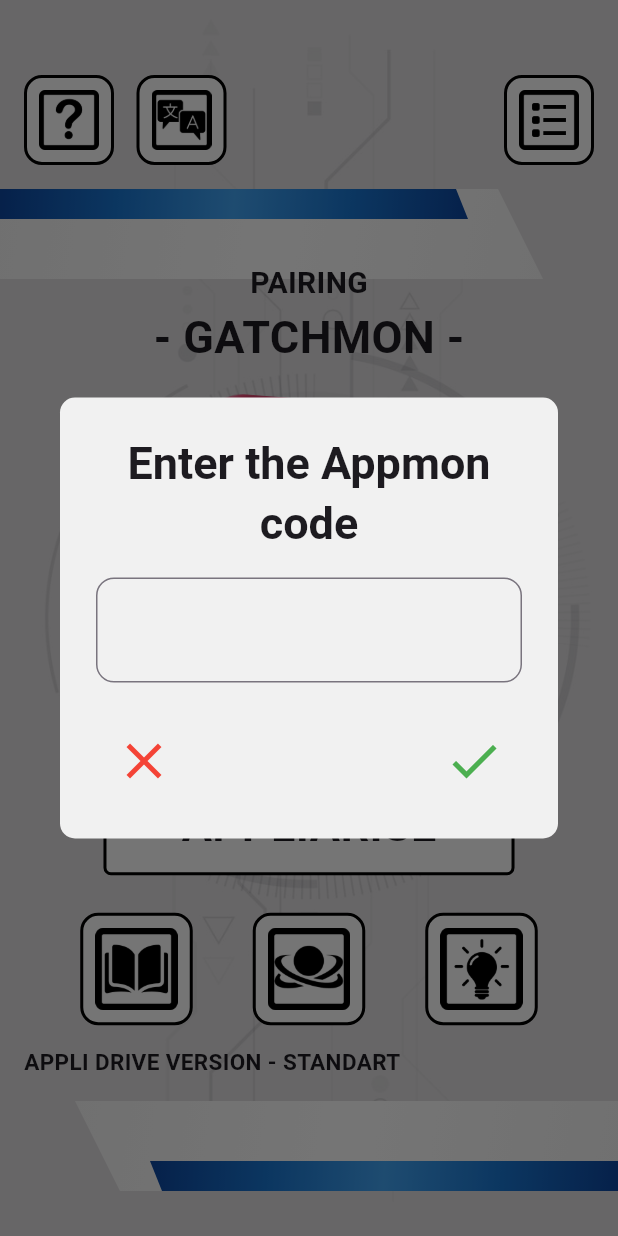
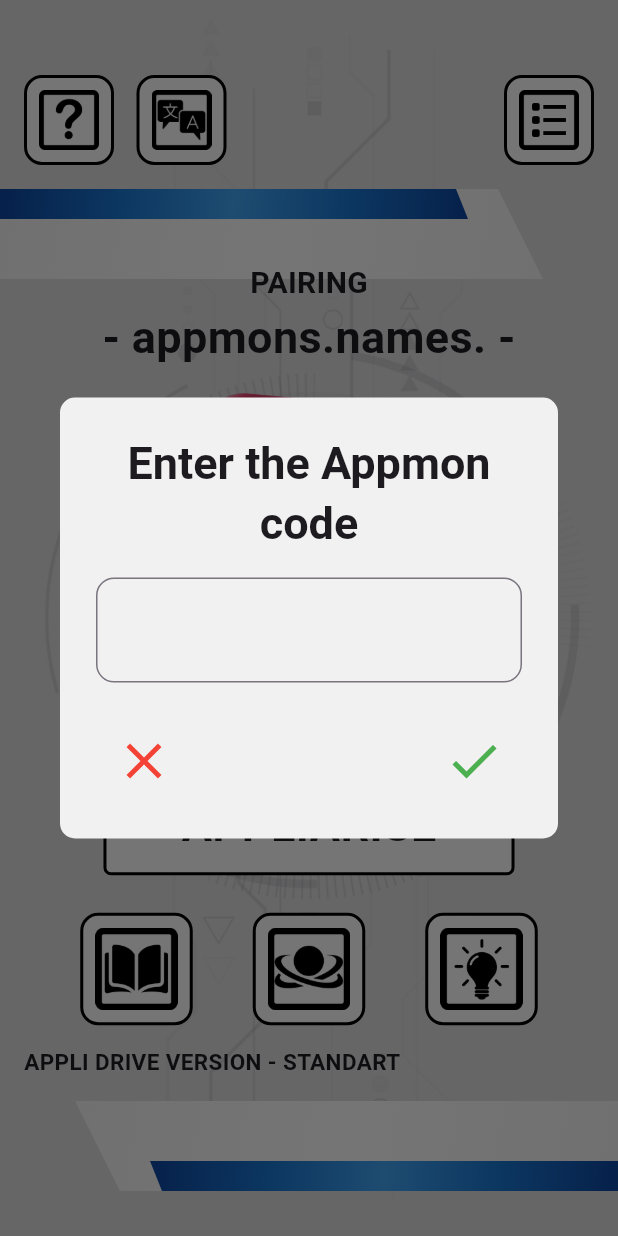
Before and after one commit to Victy0/appli_drive_mobile, a Flutter app: the HomePage screen opened directly with empty values, after a tap on "APPLIARISE", on a phone screen of 412 x 824 dp. Run offline on Flutter 3.47's test engine with Material 3 defaults, Android fonts, the phone set to English and light mode, and no system bars; our stand-ins replace audioplayers, sensors_plus, shared_preferences, sqflite, wakelock_plus; missing offline and left inert: screen_state; accounts and stored records are empty.

Commit message:
feat: creating a trail of paired apps and confirming appliarise for trail

```diff
--- a/assets/langs/en.json
+++ b/assets/langs/en.json
@@ -153,6 +153,7 @@
         },
         "homePage": {
             "appliDriveVersion": "APPLI DRIVE VERSION",
+            "confirmAppliarise": "Appliarise to ",
             "informationDialog": {
                 "context": "Appli Drive Mobile is an application inspired by the animated series Digimon Universe Appli Monsters, which aims to portray and expand the Appli Drive functionalities used by humans during the series. \n\nCreated by Victor Marques as a way of studying the Flutter framework."
             },
--- a/assets/langs/ja.json
+++ b/assets/langs/ja.json
@@ -153,6 +153,7 @@
         },
         "homePage": {
             "appliDriveVersion": "APPLI DRIVE バージョン",
+            "confirmAppliarise": "に変更 ",
             "informationDialog": {
                 "context": "アプリドライブモバイルは、アニメシリーズ「デジモンユニバース アプリモンスターズ」にインスパイアされたアプリケーションで、シリーズ中に人間が使用したアプリドライブの機能を描写し、拡張することを目的としている。\n\nFlutterフレームワークを研究するためにVictor Marquesによって作られた。"
             },
--- a/assets/langs/pt.json
+++ b/assets/langs/pt.json
@@ -154,6 +154,7 @@
         },
         "homePage": {
             "appliDriveVersion": "VERSÃO APPLI DRIVE",
+            "confirmAppliarise": "Realizar appliarise de ",
             "informationDialog": {
                 "context": "O Appli Drive Mobile é um aplicativo inspirado na série animada Digimon Universe Appli Monsters, que tem o intuito de retratar e expandir as funcionalidades do Appli Drive utilizados pelos humanos durante a série.\n\nCriado por Victor Marques como forma de estudo do framework Flutter."
             },
--- a/lib/interfaces/pages/home_page/components/pairing_menu.dart
+++ b/lib/interfaces/pages/home_page/components/pairing_menu.dart
@@ -1,16 +1,30 @@
+import 'package:appli_drive_mobile/interfaces/pages/appliarise_page/appliarise_page.dart';
 import 'package:appli_drive_mobile/localizations/app_localization.dart';
+import 'package:appli_drive_mobile/models/appmon.dart';
+import 'package:appli_drive_mobile/services/database_helper_service.dart';
 import 'package:flutter/material.dart';
 
 class PairingMenu extends StatefulWidget {
-  const PairingMenu({super.key});
+  final Function(Locale) onLanguageChange;
+  final String appmonPairingName;
+  final List<Map<String, String>> appmonEvolutionInfo;
+  const PairingMenu({
+    super.key,
+    required this.onLanguageChange,
+    required this.appmonPairingName,
+    required this.appmonEvolutionInfo
+  });
 
   @override
   PairingMenuState createState() => PairingMenuState();
 }
 
 class PairingMenuState extends State<PairingMenu> with SingleTickerProviderStateMixin {
+  final DatabaseHelper _databaseHelper = DatabaseHelper();
   late AnimationController _controllerRotation;
   late Animation<double> _rotationAnimation;
+
+  int _currentIndex = 0;
 
   @override
   void initState() {
@@ -25,6 +39,7 @@ class PairingMenuState extends State<PairingMenu> with SingleTickerProviderState
         _controllerRotation.reverse();
       } else if (status == AnimationStatus.dismissed) {
         Future.delayed(const Duration(seconds: 1), () {
+          if (!mounted) return;
           _controllerRotation.forward();
         });
       }
@@ -41,6 +56,95 @@ class PairingMenuState extends State<PairingMenu> with SingleTickerProviderState
     _controllerRotation.forward();
   }
 
+  void _showConfirmationDialog(Appmon appmon) {
+    showDialog<String>(
+      barrierDismissible: false,
+      context: context,
+      builder: (_) => AlertDialog(
+        backgroundColor: const Color.fromARGB(255, 241, 241, 241),
+        shape: RoundedRectangleBorder(
+          borderRadius: BorderRadius.circular(10.0),
+        ),
+        title: const Center(
+          child: Text(
+            'APPLIARISE',
+            textAlign: TextAlign.center,
+            style: TextStyle(
+              fontWeight: FontWeight.bold,
+              fontSize: 30,
+            ),
+          ),
+        ),
+        content: SizedBox(
+          width: 300,
+          child: SingleChildScrollView(
+            child: Column(
+              mainAxisSize: MainAxisSize.min,
+              children: [
+                Text(
+                  "${AppLocalization.of(context).translate("pages.homePage.confirmAppliarise")}${AppLocalization.of(context).translate("appmons.names.${appmon.name}")}",
+                  textAlign: TextAlign.center,
+                  style: const TextStyle(
+                    fontWeight: FontWeight.bold,
+                    fontSize: 30,
+                  ),
+                ),
+              ],
+            ),
+          ),
+        ),
+        actions: <Widget>[
+          Row(
+            mainAxisAlignment: MainAxisAlignment.spaceBetween,
+            children: [
+              TextButton(
+                onPressed: () {
+                  Navigator.of(context).pop();
+                },
+                child: const Icon(
+                  Icons.close,
+                  size: 40.0,
+                  color: Colors.red,
+                ),
+              ),
+              TextButton(
+                onPressed: () async {
+                  Navigator.of(context).pushReplacement(MaterialPageRoute(
+                    builder: (context) => AppliarisePage(
+                      onLanguageChange: widget.onLanguageChange,
+                      appmon: appmon,
+                    ),
+                  ));
+                },
+                child: const Icon(
+                  Icons.check,
+                  size: 40.0,
+                  color: Colors.green,
+                )
+              ),
+            ],
+          ),
+        ],
+      ),
+    );
+  }
+
+  void _nextImage() {
+    if (_currentIndex < widget.appmonEvolutionInfo.length - 1) {
+      setState(() {
+        _currentIndex++;
+      });
+    }
+  }
+
+  void _previousImage() {
+    if (_currentIndex > 0) {
+      setState(() {
+        _currentIndex--;
+      });
+    }
+  }
+
   @override
   Widget build(BuildContext context) {
     return Column(
@@ -54,24 +158,53 @@ class PairingMenuState extends State<PairingMenu> with SingleTickerProviderState
           ),
         ),
         Text(
-          "- ${AppLocalization.of(context).translate("appmons.names.gatchmon")} -",
+          "- ${AppLocalization.of(context).translate("appmons.names.${widget.appmonPairingName}")} -",
           style: const TextStyle(
             fontSize: 30,
             fontWeight: FontWeight.bold,
           ),
         ),
+        Row(
+          mainAxisAlignment: MainAxisAlignment.center,
+          children: [
+            IconButton(
+              icon: Icon(
+                Icons.arrow_left,
+                size: 50,
+                color: (_currentIndex > 0) ? Colors.black : Colors.transparent,
+              ),
+              onPressed: _currentIndex > 0 ? _previousImage : null,
+            ),
             InkWell(
-          onTap: () {
-            print('criar dialog para confirmar Appliarise');
+              onTap: () async {
+                final appmon = await _databaseHelper.getAppmonByCode(widget.appmonEvolutionInfo[_currentIndex]['code'] ?? "");
+                if (!mounted) return;
+                if (appmon != null) {
+                  _showConfirmationDialog(appmon);
+                }
               },
               child: RotationTransition(
                 turns: _rotationAnimation,
                 child: Image.asset(
-              'assets/images/apps/D1Y8.png',
+                  'assets/images/apps/${widget.appmonEvolutionInfo[_currentIndex]['id']}.png',
                   width: 200,
                   height: 200,
                 ),
               ),
+            ),
+            IconButton(
+              icon: Icon(
+                Icons.arrow_right,
+                size: 50,
+                color: (_currentIndex < widget.appmonEvolutionInfo.length - 1)
+                  ? Colors.black
+                  : Colors.transparent,
+              ),
+              onPressed: _currentIndex < widget.appmonEvolutionInfo.length - 1
+                ? _nextImage
+                : null,
+            ),
+          ],
         ),
       ],
     );
--- a/lib/interfaces/pages/home_page/home_page.dart
+++ b/lib/interfaces/pages/home_page/home_page.dart
@@ -9,6 +9,7 @@ import 'package:appli_drive_mobile/interfaces/pages/home_page/components/menu_ic
 import 'package:appli_drive_mobile/interfaces/pages/home_page/components/pairing_menu.dart';
 import 'package:appli_drive_mobile/models/appmon.dart';
 import 'package:appli_drive_mobile/services/audio_service_momentary.dart';
+import 'package:appli_drive_mobile/services/preferences_service.dart';
 import 'package:audioplayers/audioplayers.dart';
 import 'package:flutter/material.dart';
 
@@ -22,7 +23,23 @@ class HomePage extends StatefulWidget {
 }
 
 class HomePageState extends State<HomePage> with TickerProviderStateMixin {
+  final PreferencesService _preferencesService = PreferencesService();
   final AudioPlayer _audioPlayerMomentary = AudioServiceMomentary.instance.player;
+
+  String _appmonPairingName = "";
+  List<Map<String, String>> _appmonPairingEvolutionInfo = [];
+  bool _isLoading = true;
+
+  _getInitialValues() async {
+    final String appmonName = await _preferencesService.getString("appmon_pairing_name") ?? "";
+    final List<Map<String, String>> appmonPairingEvolutionInfo = await _preferencesService.getAppmonPairingEvolutionInfo();
+
+    setState(() {
+      _appmonPairingName = appmonName;
+      _appmonPairingEvolutionInfo = appmonPairingEvolutionInfo;
+      _isLoading = false;
+    });
+  }
 
   @override
   void initState() {
@@ -30,10 +47,15 @@ class HomePageState extends State<HomePage> with TickerProviderStateMixin {
     if(widget.initSound) {
       _audioPlayerMomentary.play(AssetSource('sounds/start.mp3'));
     }
+    _getInitialValues();
   }
 
   @override
   Widget build(BuildContext context) {
+    if (_isLoading) {
+      return const Center(child: CircularProgressIndicator());
+    }
+
     return Scaffold(
       resizeToAvoidBottomInset: false,
       body: Stack(
@@ -60,7 +82,11 @@ class HomePageState extends State<HomePage> with TickerProviderStateMixin {
             child: Column(
               mainAxisSize: MainAxisSize.min,
               children: [
-                const PairingMenu(),
+                PairingMenu(
+                  onLanguageChange: widget.onLanguageChange,
+                  appmonPairingName: _appmonPairingName,
+                  appmonEvolutionInfo: _appmonPairingEvolutionInfo,
+                ),
                 const SizedBox(height: 70),
                 GestureDetector(
                   onTap: () async {
--- a/lib/services/preferences_service.dart
+++ b/lib/services/preferences_service.dart
@@ -1,3 +1,5 @@
+import 'dart:convert';
+
 import 'package:shared_preferences/shared_preferences.dart';
 
 class PreferencesService {
@@ -54,7 +56,6 @@ class PreferencesService {
       list.add(value);
       await prefs.setStringList(key, list);
     }
-    await prefs.setString(key, value);
   }
 
   Future<List<String>> getStringList(String key) async {
@@ -62,6 +63,29 @@ class PreferencesService {
     return prefs.getStringList(key) ?? [];
   }
 
+  Future<void> setAppmonPairingEvolutionInfo(Map<String, String> value) async {
+    final prefs = await sharedPrefs;
+    final list = await getAppmonPairingEvolutionInfo();
+    if (!list.contains(value)) {
+      list.add(value);
+    }
+    final jsonString = jsonEncode(list);
+    await prefs.setString('appmon_pairing_evolution', jsonString);
+  }
+
+  Future<List<Map<String, String>>> getAppmonPairingEvolutionInfo() async {
+    final prefs = await sharedPrefs;
+    final jsonString = prefs.getString('appmon_pairing_evolution');
+
+    if (jsonString == null) return [{"id": "D1Y8", "code": "AAA"}];
+
+    final decoded = jsonDecode(jsonString);
+
+    return List<Map<String, String>>.from(
+      decoded.map((item) => Map<String, String>.from(item)),
+    );
+  }
+
   Future<void> remove(String key) async {
     final prefs = await sharedPrefs;
     await prefs.remove(key);
```
Lines whose indentation alone changed are shown as unchanged.
